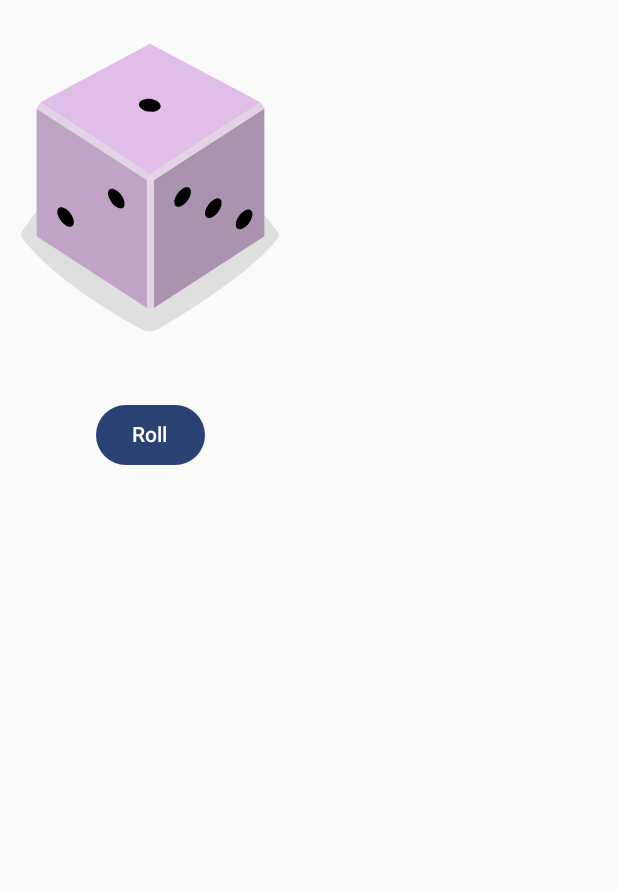
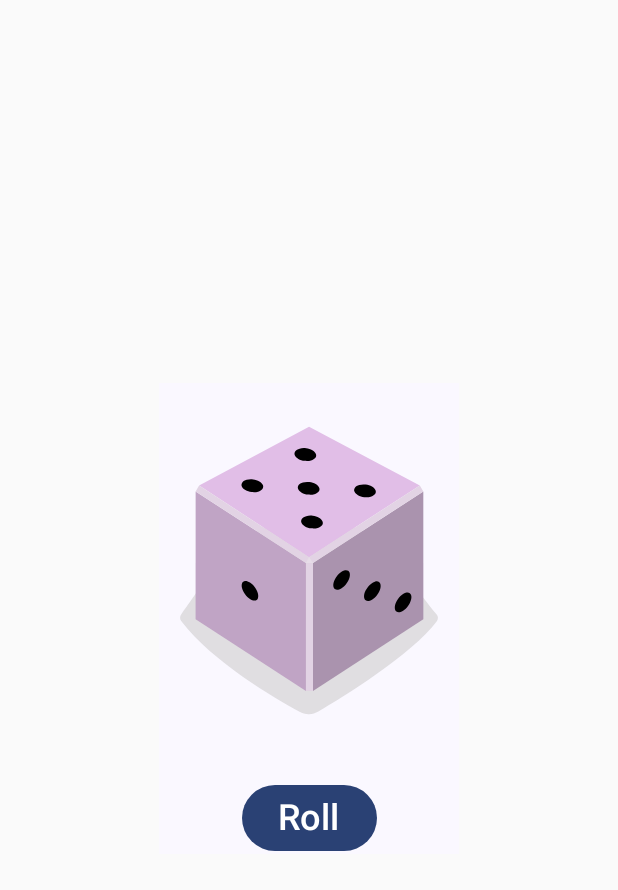
Before and after one commit to Shumel-coder/DiceRoller, an Android app built with Jetpack Compose: the screen it shows after launch (MainActivity), after a tap on "Roll", on a phone screen of 412 x 824 dp. Shown: the top 890 px of the screen. Run offline under Robolectric (Android 15) with nearby library versions, the phone set to English and light mode, and no system bars.

Commit message:
Added button functionality, minor ui fixes to center

```diff
--- a/app/src/main/java/com/example/diceroller/MainActivity.kt
+++ b/app/src/main/java/com/example/diceroller/MainActivity.kt
@@ -4,7 +4,6 @@ import android.os.Bundle
 import androidx.activity.ComponentActivity
 import androidx.activity.compose.setContent
 import androidx.compose.foundation.Image
-import androidx.compose.foundation.layout.Arrangement
 import androidx.compose.foundation.layout.Column
 import androidx.compose.foundation.layout.Spacer
 import androidx.compose.foundation.layout.fillMaxSize
@@ -15,12 +14,17 @@ import androidx.compose.material3.MaterialTheme
 import androidx.compose.material3.Surface
 import androidx.compose.material3.Text
 import androidx.compose.runtime.Composable
+import androidx.compose.runtime.getValue
+import androidx.compose.runtime.mutableStateOf
+import androidx.compose.runtime.remember
+import androidx.compose.runtime.setValue
 import androidx.compose.ui.Alignment
 import androidx.compose.ui.Modifier
 import androidx.compose.ui.res.painterResource
 import androidx.compose.ui.res.stringResource
 import androidx.compose.ui.tooling.preview.Preview
 import androidx.compose.ui.unit.dp
+import androidx.compose.ui.unit.sp
 import com.example.diceroller.ui.theme.DiceRollerTheme
 
 class MainActivity : ComponentActivity() {
@@ -28,26 +32,13 @@ class MainActivity : ComponentActivity() {
         super.onCreate(savedInstanceState)
         setContent {
             DiceRollerTheme {
-                DiceRollerApp()
+                Surface(
+                    modifier = Modifier.fillMaxSize().wrapContentSize(Alignment.Center),
+                    color = MaterialTheme.colorScheme.background
+                ) {
+                    DiceRollerApp()
+                }
             }
-        }
-    }
-}
-
-@Composable
-fun DiceWithButtonAndImage(modifier: Modifier = Modifier) {
-    Column(
-        modifier = Modifier,
-        horizontalAlignment = Alignment.CenterHorizontally
-    ) {
-        Image(
-            painter = painterResource(R.drawable.dice_1),
-            contentDescription = "1"
-
-        )
-        Spacer(modifier = Modifier.height(16.dp))
-        Button(onClick = { /*TODO*/}) {
-            Text(stringResource(R.string.roll))
         }
     }
 }
@@ -60,3 +51,29 @@ fun DiceRollerApp() {
         .wrapContentSize(Alignment.Center)
     )
 }
+@Composable
+fun DiceWithButtonAndImage(modifier: Modifier = Modifier) {
+    var result by remember { mutableStateOf(1) }
+    val imageResource = when (result) {
+        1 -> R.drawable.dice_1
+        2 -> R.drawable.dice_2
+        3 -> R.drawable.dice_3
+        4 -> R.drawable.dice_4
+        5 -> R.drawable.dice_5
+        else -> R.drawable.dice_6
+    }
+    Column(
+        modifier = Modifier,
+        horizontalAlignment = Alignment.CenterHorizontally
+    ) {
+        Image(
+            painter = painterResource(imageResource),
+            contentDescription = "1"
+
+        )
+        Spacer(modifier = Modifier.height(16.dp))
+        Button(onClick = {result = (1..6).random()}) {
+            Text(stringResource(R.string.roll), fontSize = 24.sp)
+        }
+    }
+}
```
